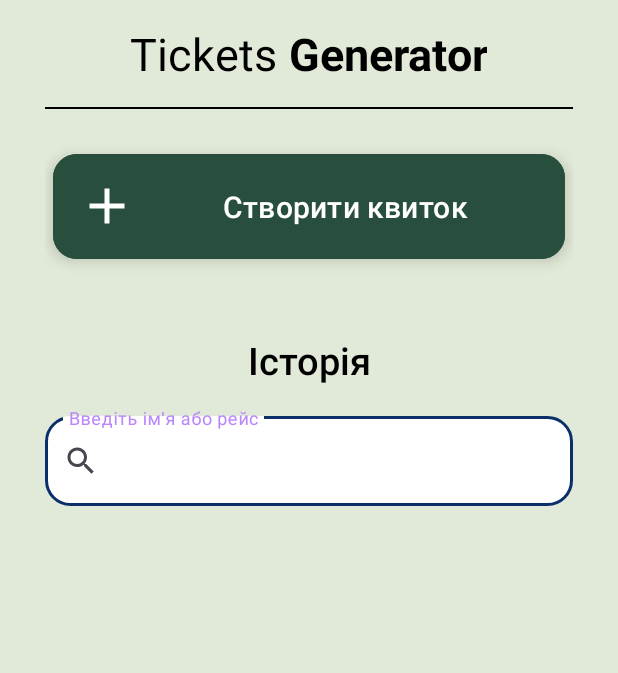
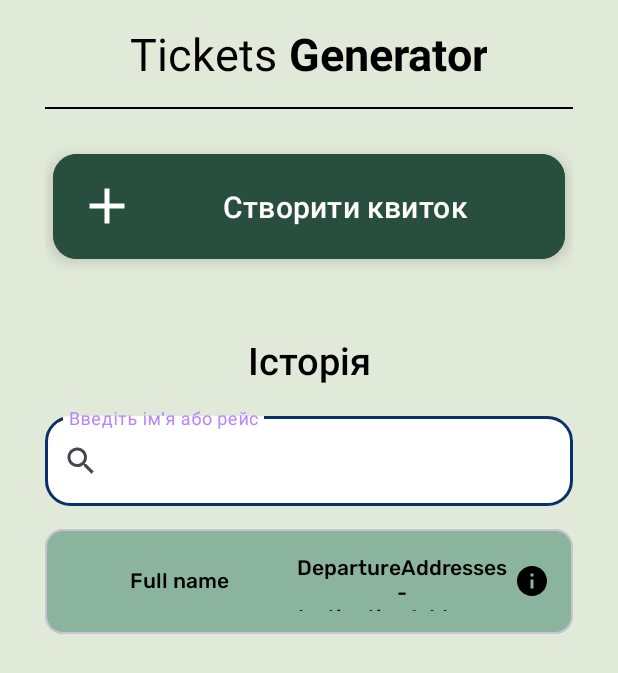
Before and after one commit to NazariiHuliak/TicketGenarator, an Android app: the screen it shows after launch (MainActivity), on a phone screen of 412 x 824 dp. Shown: the top 673 px of the screen. Run offline under Robolectric (Android 15) with nearby library versions, the phone set to English and light mode, and no system bars.

Commit message:
created: recyclerView adapter, main entities, item view

```diff
--- /dev/null
+++ b/app/src/main/java/com/example/ticketgeneratorproject/Entities/Address.kt
@@ -0,0 +1,6 @@
+package com.example.ticketgeneratorproject.Entities
+
+data class Address(
+    val Departure: String,
+    val Destination: String
+)
--- /dev/null
+++ b/app/src/main/java/com/example/ticketgeneratorproject/Entities/Currency.kt
@@ -0,0 +1,5 @@
+package com.example.ticketgeneratorproject.Entities
+
+enum class Currency {
+    UAH, EUR, USD
+}
--- /dev/null
+++ b/app/src/main/java/com/example/ticketgeneratorproject/Entities/DateTime.kt
@@ -0,0 +1,6 @@
+package com.example.ticketgeneratorproject.Entities
+
+data class DateTime(
+    val Date: String,
+    val Time: String,
+)
--- /dev/null
+++ b/app/src/main/java/com/example/ticketgeneratorproject/Entities/TicketModel.kt
@@ -0,0 +1,14 @@
+package com.example.ticketgeneratorproject.Entities
+//todo: make new data class and parser for address to properly show it in recycler view
+data class TicketModel(
+    val id: Int,
+    val fullName: String,
+    val tripNumber: String,
+    val destinationAddresses: String,
+    val DepartureAddresses: String,
+    val destinationTime: DateTime,
+    val DepartureTime: DateTime,
+    val seat: String,
+    val currency: Currency,
+    val purchaseDate: DateTime
+)
--- a/app/src/main/java/com/example/ticketgeneratorproject/MainActivity.kt
+++ b/app/src/main/java/com/example/ticketgeneratorproject/MainActivity.kt
@@ -4,11 +4,37 @@ import android.content.Intent
 import androidx.appcompat.app.AppCompatActivity
 import android.os.Bundle
 import android.widget.Button
+import androidx.recyclerview.widget.LinearLayoutManager
+import androidx.recyclerview.widget.RecyclerView
+import com.example.ticketgeneratorproject.Entities.Currency
+import com.example.ticketgeneratorproject.Entities.DateTime
+import com.example.ticketgeneratorproject.Entities.TicketModel
 
 class MainActivity : AppCompatActivity() {
+
+    private lateinit var recyclerView: RecyclerView
+    private lateinit var ticketsArrayList: ArrayList<TicketModel>
+
     override fun onCreate(savedInstanceState: Bundle?) {
         super.onCreate(savedInstanceState)
         setContentView(R.layout.activity_main)
+
+        recyclerView = findViewById(R.id.recycler_view)
+        recyclerView.layoutManager = LinearLayoutManager(this)
+        recyclerView.setHasFixedSize(true)
+        recyclerView.adapter = RecyclerViewAdapter(
+            arrayListOf(TicketModel(
+                1,
+                "Full name",
+                "Trip number",
+                "destinationAddresses",
+                "DepartureAddresses",
+                DateTime("date", "Time"),
+                DateTime("date", "Time"),
+                "1",
+                Currency.UAH,
+                DateTime("date", "Time")
+            )))
 
         val addBtn = findViewById<Button>(R.id.create_new_ticket)
 
--- /dev/null
+++ b/app/src/main/java/com/example/ticketgeneratorproject/RecyclerViewAdapter.kt
@@ -0,0 +1,33 @@
+package com.example.ticketgeneratorproject
+
+import android.annotation.SuppressLint
+import android.view.LayoutInflater
+import android.view.View
+import android.view.ViewGroup
+import android.widget.TextView
+import androidx.recyclerview.widget.RecyclerView
+import com.example.ticketgeneratorproject.Entities.TicketModel
+
+class RecyclerViewAdapter(private val ticketsList: MutableList<TicketModel>): RecyclerView.Adapter<RecyclerViewAdapter.ViewHolder>(){
+
+    override fun onCreateViewHolder(parent: ViewGroup, viewType: Int): ViewHolder {
+        val itemView = LayoutInflater.from(parent.context).inflate(R.layout.ticket_item, parent, false)
+        return ViewHolder(itemView)
+    }
+
+    override fun getItemCount(): Int {
+        return ticketsList.size
+    }
+
+    @SuppressLint("SetTextI18n")
+    override fun onBindViewHolder(holder: ViewHolder, position: Int) {
+        val currentItem = ticketsList[position]
+        holder.fullName.text = currentItem.fullName
+        holder.tripDepartureDestination.text = java.lang.StringBuilder(currentItem.DepartureAddresses + " - " + currentItem.destinationAddresses)
+    }
+
+    class ViewHolder(itemView: View): RecyclerView.ViewHolder(itemView){
+        val fullName = itemView.findViewById<TextView>(R.id.fullName)
+        val tripDepartureDestination = itemView.findViewById<TextView>(R.id.trip)
+    }
+}
--- /dev/null
+++ b/app/src/main/res/drawable/info_icon.xml
@@ -0,0 +1,5 @@
+<vector android:height="24dp" android:tint="#000000"
+    android:viewportHeight="24" android:viewportWidth="24"
+    android:width="24dp" xmlns:android="http://schemas.android.com/apk/res/android">
+    <path android:fillColor="@android:color/white" android:pathData="M12,2C6.48,2 2,6.48 2,12s4.48,10 10,10 10,-4.48 10,-10S17.52,2 12,2zM13,17h-2v-6h2v6zM13,9h-2L11,7h2v2z"/>
+</vector>
--- /dev/null
+++ b/app/src/main/res/layout/ticket_item.xml
@@ -0,0 +1,47 @@
+<?xml version="1.0" encoding="utf-8"?>
+<androidx.constraintlayout.widget.ConstraintLayout xmlns:android="http://schemas.android.com/apk/res/android"
+    xmlns:tools="http://schemas.android.com/tools"
+    android:layout_width="match_parent"
+    android:layout_height="wrap_content"
+    xmlns:app="http://schemas.android.com/apk/res-auto">
+    <com.google.android.material.card.MaterialCardView
+        android:layout_width="match_parent"
+        android:layout_height="70dp"
+        tools:ignore="MissingConstraints"
+        app:cardBackgroundColor="@color/green">
+        <LinearLayout
+            android:layout_width="match_parent"
+            android:layout_height="match_parent"
+            android:orientation="horizontal"
+            android:layout_margin="15dp"
+            android:gravity="center_vertical">
+
+            <TextView
+                android:id="@+id/fullName"
+                android:layout_width="0dp"
+                android:layout_height="wrap_content"
+                android:layout_weight="1"
+                android:fontFamily="@font/rubik_medium"
+                android:text="Прізвище ім'я по батькові"
+                android:textColor="@color/black"
+                android:gravity="center"/>
+
+            <TextView
+                android:id="@+id/trip"
+                android:layout_width="0dp"
+                android:layout_height="wrap_content"
+                android:layout_weight="1"
+                android:fontFamily="@font/rubik_medium"
+                android:text="Рейс"
+                android:textColor="@color/black"
+                android:gravity="center"/>
+            <ImageView
+                android:id="@+id/info_button"
+                android:layout_width="wrap_content"
+                android:layout_height="wrap_content"
+                android:src="@drawable/info_icon" />
+        </LinearLayout>
+
+
+    </com.google.android.material.card.MaterialCardView>
+</androidx.constraintlayout.widget.ConstraintLayout>
--- a/app/src/main/res/values/colors.xml
+++ b/app/src/main/res/values/colors.xml
@@ -9,4 +9,5 @@
     <color name="white">#FFFFFFFF</color>
     <color name="light_green">#E1E9D8</color>
     <color name="dark_green">#284E3D</color>
+    <color name="green">#8BB49E</color>
 </resources>
```
